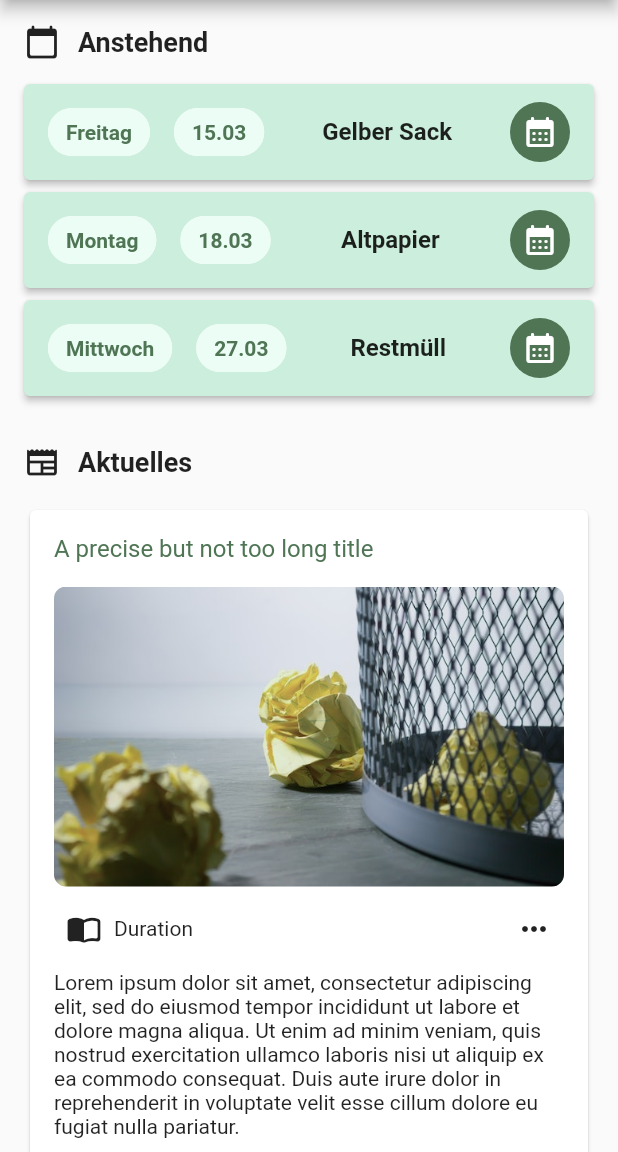
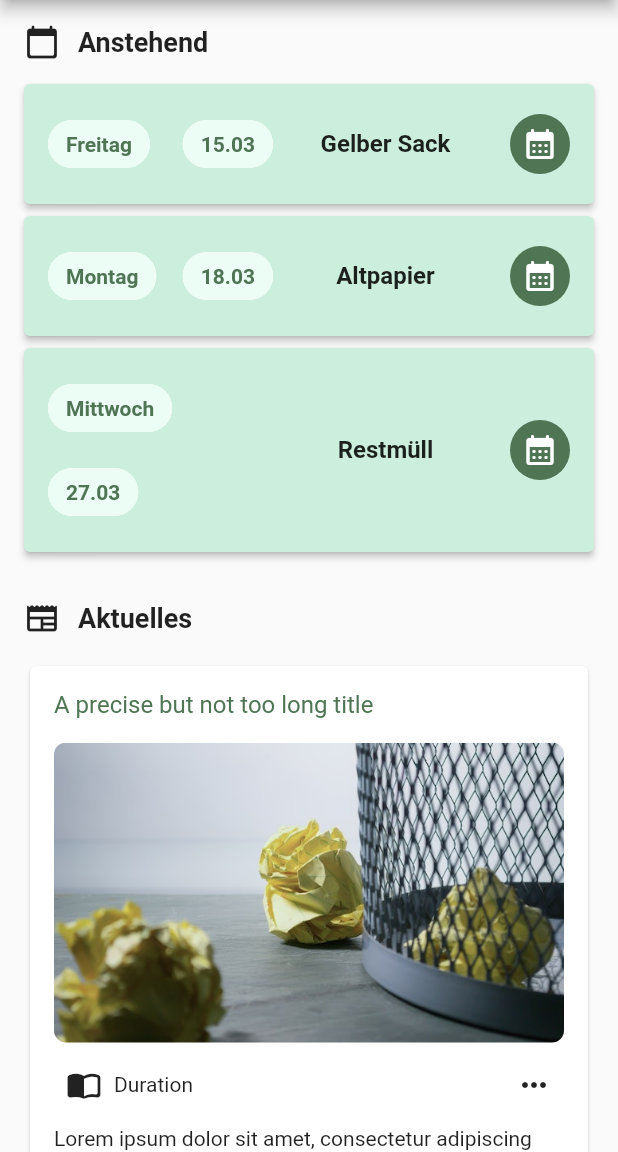
Before and after one commit to WolfyScript/Uni-EMI-Project, a Flutter app: the screen it shows after launch, on a phone screen of 412 x 824 dp, the part 84-1236 px from its top. Run offline on Flutter 3.47's test engine with Material 2 defaults, Android fonts, the phone set to English and light mode, and no system bars.

Commit message:
Fixed start upcoming button on small screens

```diff
--- a/lib/pages/start.dart
+++ b/lib/pages/start.dart
@@ -3,7 +3,6 @@ import 'package:flutter/material.dart';
 import '../navbar/nav_sidebar.dart';
 
 class MyHomePage extends StatefulWidget {
-
   const MyHomePage({super.key = const Key("start"), required this.title});
 
   // This widget is the home page of your application. It is stateful, meaning
@@ -63,7 +62,9 @@ class _MyHomePageState extends State<MyHomePage> {
                           Text(
                             "Anstehend",
                             style: TextStyle(
-                                fontSize: 18, fontWeight: FontWeight.bold),
+                              fontSize: 18,
+                              fontWeight: FontWeight.bold,
+                            ),
                           ),
                         ],
                       ),
@@ -134,11 +135,20 @@ class _MyHomePageState extends State<MyHomePage> {
           MaterialColor(0xFFCCEEDD, <int, Color>{0: Color(0xFFCCEEDD)}),
         ),
       ),
-      child: SizedBox(
+      child: Container(
+        padding: const EdgeInsets.symmetric(vertical: 8),
         child: Row(
           mainAxisAlignment: MainAxisAlignment.spaceBetween,
+          crossAxisAlignment: CrossAxisAlignment.center,
           children: <Widget>[
-            Row(
+            Expanded(
+              flex: 1,
+              child: Wrap(
+                direction: Axis.horizontal,
+                crossAxisAlignment: WrapCrossAlignment.center,
+                alignment: WrapAlignment.spaceBetween,
+                spacing: 8,
+                runSpacing: 8,
                 children: [
                   Chip(
                     label: Text(day),
@@ -150,9 +160,6 @@ class _MyHomePageState extends State<MyHomePage> {
                     backgroundColor: const MaterialColor(
                         0xFFECFDF5, <int, Color>{0: Color(0xFFECFDF5)}),
                   ),
-                const SizedBox(
-                  width: 16,
-                ),
                   Chip(
                     label: Text(date),
                     backgroundColor: const MaterialColor(
@@ -163,15 +170,22 @@ class _MyHomePageState extends State<MyHomePage> {
                           0xFF4F7555, <int, Color>{0: Color(0xFF4F7555)}),
                     ),
                   ),
+
                 ],
               ),
-            Text(
+            ),
+            Expanded(
+              flex: 1,
+              child: Text(
                 type,
+                textAlign: TextAlign.center,
                 style: const TextStyle(
                     color: Colors.black87,
                     fontSize: 16,
                     fontWeight: FontWeight.bold),
               ),
+            ),
+            const SizedBox(width: 8,),
             Ink(
               decoration: const ShapeDecoration(
                 shape: CircleBorder(),
```
Lines whose indentation alone changed are shown as unchanged.
